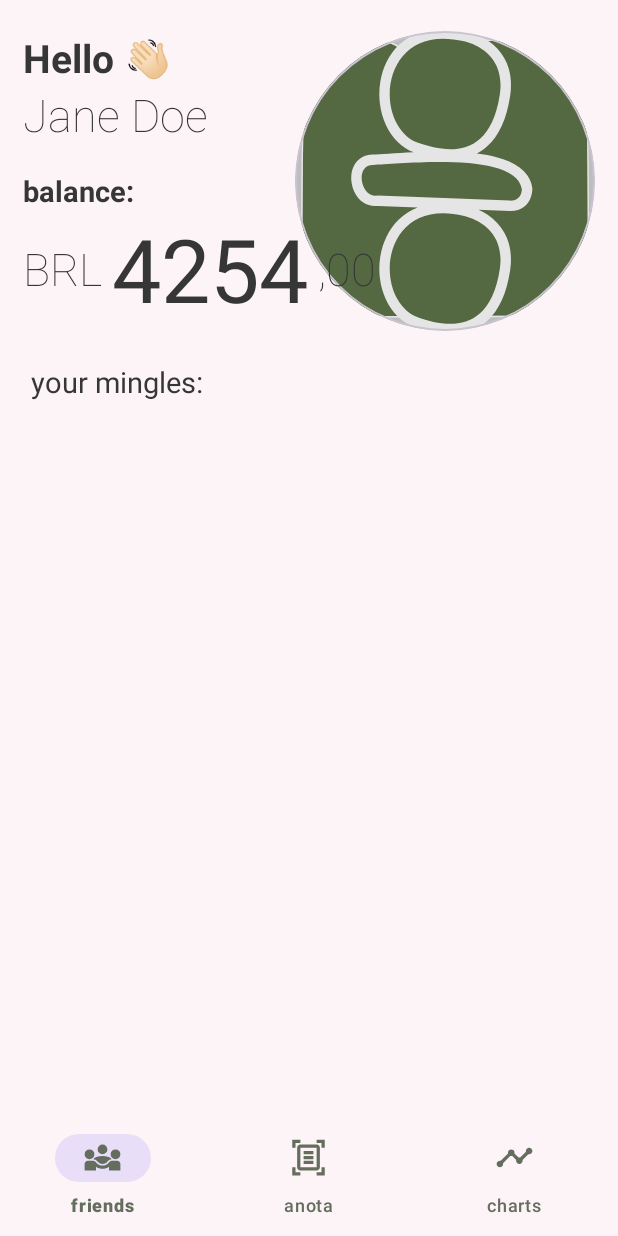
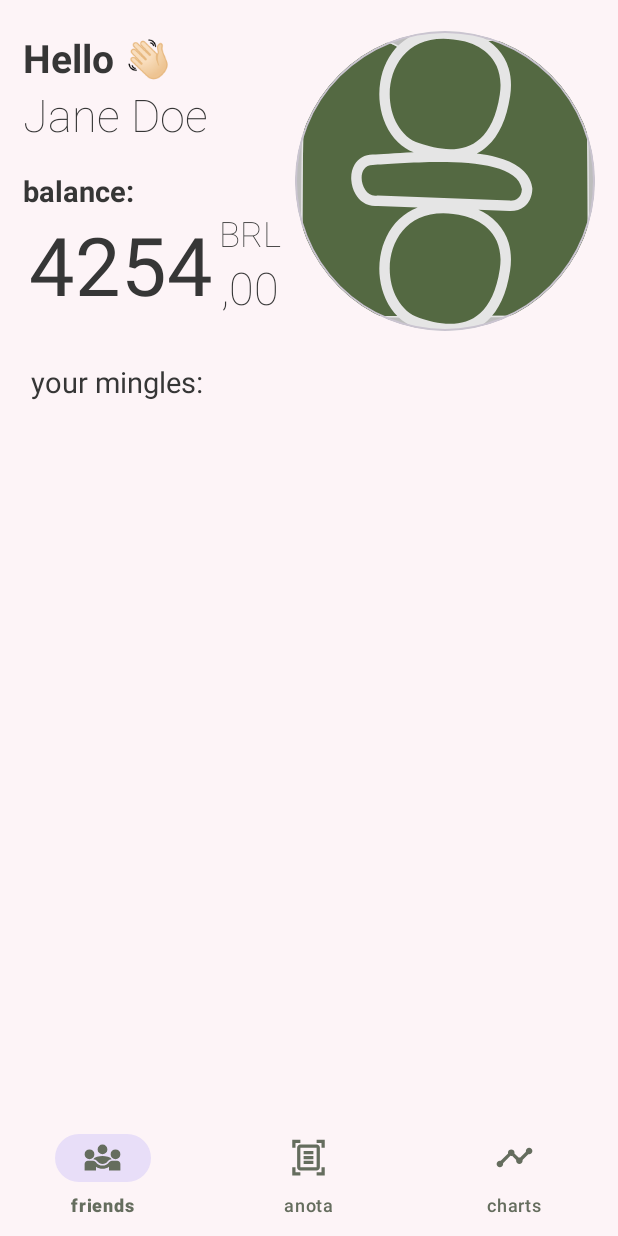
Before and after one commit to melrs/mingle, an Android app: the layout activity_home.xml on its own in the app's theme, with its tools: preview values and no code run, on a phone screen of 412 x 824 dp. Run offline under Robolectric (Android 15) with nearby library versions, the phone set to English and light mode, and no system bars; Roboto replaces fonts that are not available here.

Commit message:
Adjusts on User page

```diff
--- a/app/src/main/res/layout/activity_home.xml
+++ b/app/src/main/res/layout/activity_home.xml
@@ -94,36 +94,44 @@
                 android:orientation="horizontal">
 
                 <TextView
-                    android:id="@+id/rs"
-                    android:layout_width="wrap_content"
-                    android:layout_height="wrap_content"
-                    android:fontFamily="@font/roboto"
-                    android:text="@string/rs"
-                    android:textColor="@color/black"
-                    android:textSize="@dimen/_23sdp" />
-
-                <TextView
                     android:id="@+id/userBalance"
-                    android:layout_width="wrap_content"
-                    android:layout_height="wrap_content"
+                    android:layout_width="0dp"
+                    android:layout_height="match_parent"
+                    android:layout_weight="0.5"
                     android:fontFamily="@font/roboto_condensed_regular"
-                    android:paddingLeft="@dimen/_5sdp"
-                    android:paddingRight="@dimen/_5sdp"
                     android:text="@string/_100"
                     android:shrinkColumns="0"
                     android:stretchColumns="0"
+                    android:gravity="center"
+                    android:textAlignment="center"
                     android:autoSizeTextType="uniform"
                     android:textColor="@color/black"
                     android:textSize="@dimen/_45sdp" />
 
-                <TextView
-                    android:id="@+id/cents"
+                <LinearLayout
+                    android:id="@+id/balanceLayout"
                     android:layout_width="wrap_content"
                     android:layout_height="wrap_content"
-                    android:fontFamily="@font/roboto"
-                    android:text="@string/_00"
-                    android:textColor="@color/black"
-                    android:textSize="@dimen/_23sdp" />
+                    android:gravity="center"
+                    android:orientation="vertical">
+                    <TextView
+                        android:id="@+id/rs"
+                        android:layout_width="wrap_content"
+                        android:layout_height="wrap_content"
+                        android:fontFamily="@font/roboto"
+                        android:text="@string/rs"
+                        android:textColor="@color/black"
+                        android:textSize="@dimen/_18sdp" />
+
+                    <TextView
+                        android:id="@+id/cents"
+                        android:layout_width="wrap_content"
+                        android:layout_height="wrap_content"
+                        android:fontFamily="@font/roboto"
+                        android:text="@string/_00"
+                        android:textColor="@color/black"
+                        android:textSize="@dimen/_23sdp" />
+                </LinearLayout>
             </LinearLayout>
 
         </LinearLayout>
```
